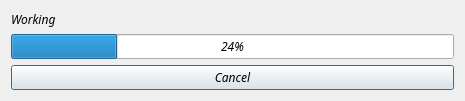
Qt form src/ffDiaporama/DlgWorkingTask/DlgWorkingTask.ui (boenki/ffdiaporama) before a commit.
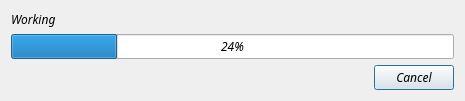
The same form after that commit.

```diff
--- a/src/ffDiaporama/DlgWorkingTask/DlgWorkingTask.ui
+++ b/src/ffDiaporama/DlgWorkingTask/DlgWorkingTask.ui
@@ -7,7 +7,7 @@
     <x>0</x>
     <y>0</y>
     <width>465</width>
-    <height>84</height>
+    <height>98</height>
    </rect>
   </property>
   <property name="font">
@@ -36,11 +36,34 @@
     </widget>
    </item>
    <item>
+    <layout class="QHBoxLayout" name="horizontalLayout">
+     <property name="spacing">
+      <number>0</number>
+     </property>
+     <property name="margin">
+      <number>0</number>
+     </property>
+     <item>
+      <spacer name="horizontalSpacer">
+       <property name="orientation">
+        <enum>Qt::Horizontal</enum>
+       </property>
+       <property name="sizeHint" stdset="0">
+        <size>
+         <width>40</width>
+         <height>20</height>
+        </size>
+       </property>
+      </spacer>
+     </item>
+     <item>
     <widget class="QPushButton" name="CancelBt">
      <property name="text">
       <string>Cancel</string>
      </property>
     </widget>
+     </item>
+    </layout>
    </item>
   </layout>
  </widget>
```
Lines whose indentation alone changed are shown as unchanged.
